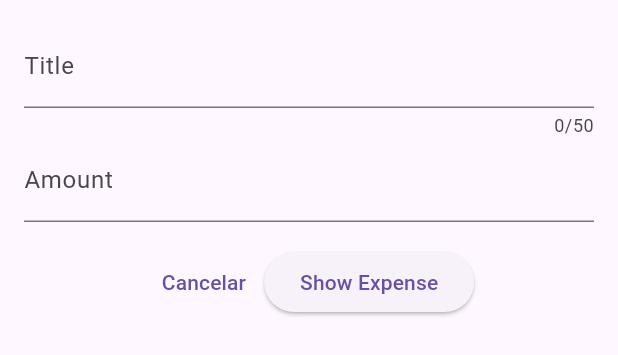
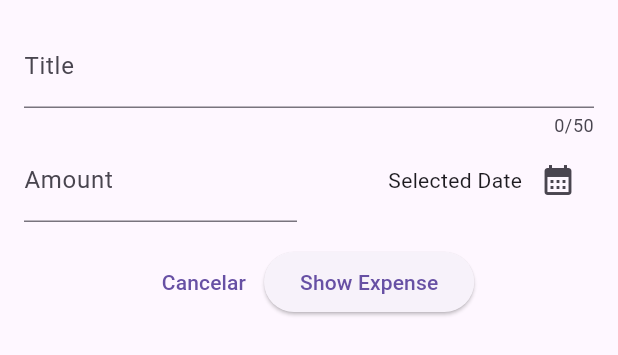
Before and after one commit to rjla-developer/expense_tracker, a Flutter app: the NewExpense widget shown alone on an empty page, opened directly, on a phone screen of 412 x 824 dp. Shown: the top 355 px of the screen. Run offline on Flutter 3.47's test engine with Material 3 defaults, Android fonts, the phone set to English and light mode, and no system bars.

Commit message:
Se coloco la lógica para hacer que se abra el calendario

```diff
--- a/lib/widgets/expenses_list/new_expense.dart
+++ b/lib/widgets/expenses_list/new_expense.dart
@@ -10,6 +10,12 @@ class NewExpense extends StatefulWidget {
 class _NewExpenseState extends State<NewExpense> {
   final _titleController = TextEditingController();
   final _amountController = TextEditingController();
+
+  void _presentDatePicker() {
+    final now = DateTime.now();
+    final firstDate = DateTime(now.year - 1, now.month, now.day);
+    showDatePicker(context: context, firstDate: firstDate, lastDate: now);
+  }
 
   @override
   void dispose() {
@@ -31,13 +37,36 @@ class _NewExpenseState extends State<NewExpense> {
               label: Text('Title'),
             ),
           ),
-          TextField(
+          Row(
+            children: [
+              Expanded(
+                child: TextField(
                   controller: _amountController,
                   keyboardType: TextInputType.number,
                   decoration: const InputDecoration(
                     prefixText: '\$',
                     label: Text('Amount'),
                   ),
+                ),
+              ),
+              const SizedBox(width: 16),
+              Expanded(
+                child: Row(
+                  mainAxisAlignment: MainAxisAlignment.end,
+                  children: [
+                    const Text('Selected Date'),
+                    IconButton(
+                      onPressed: () {
+                        _presentDatePicker();
+                      },
+                      icon: const Icon(
+                        Icons.calendar_month,
+                      ),
+                    ),
+                  ],
+                ),
+              ),
+            ],
           ),
           const SizedBox(height: 16),
           Row(
```
Lines whose indentation alone changed are shown as unchanged.
